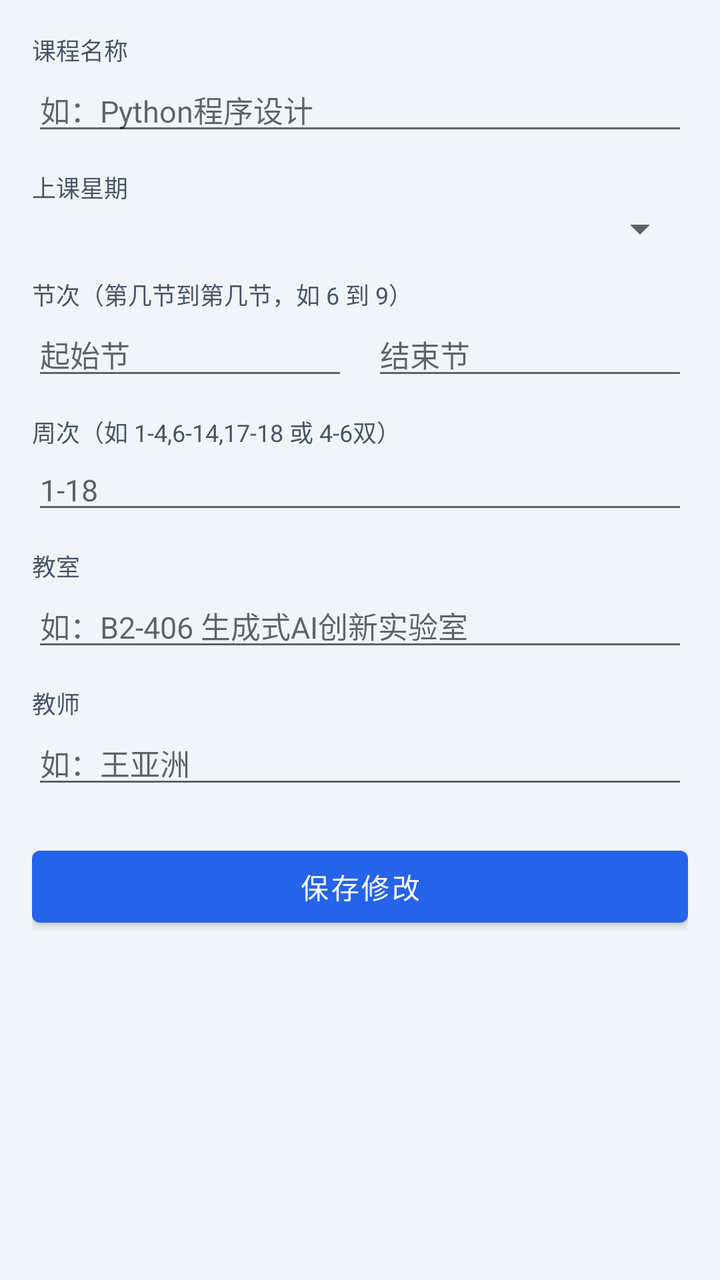
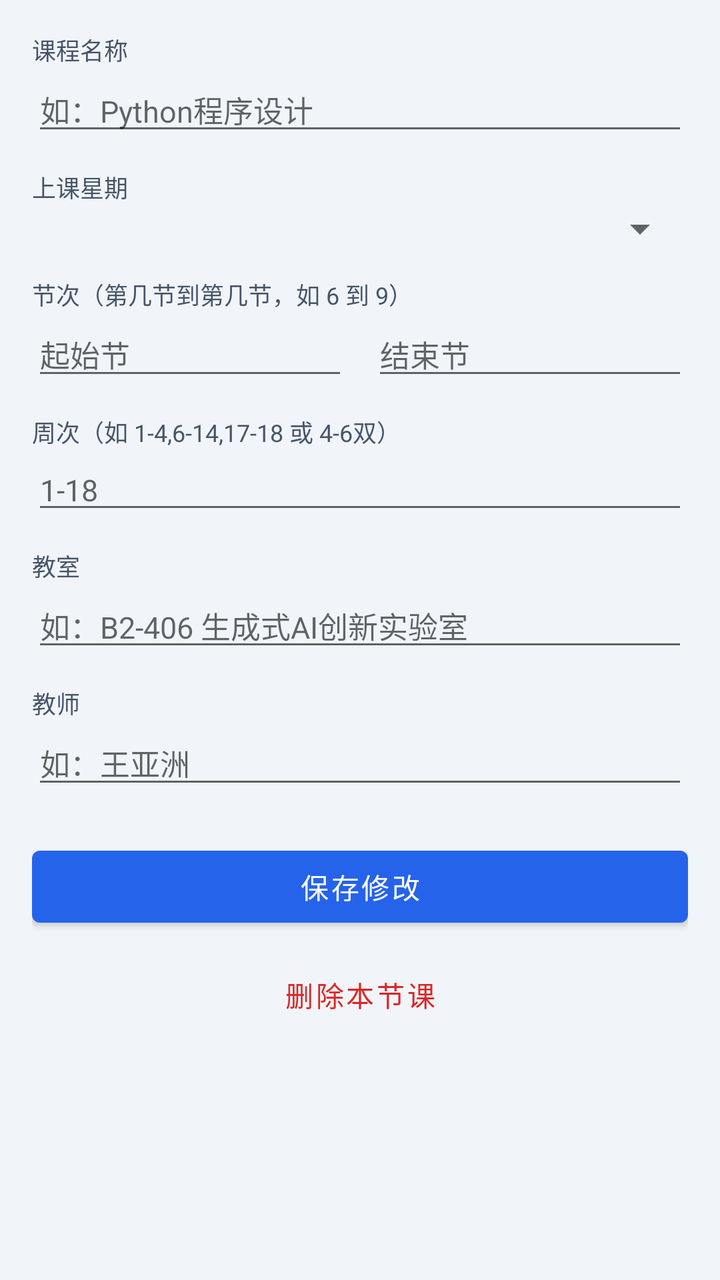

An Android layout rendered at two revisions. The XML below is the earlier revision; the diff shows what the commit changed to produce the second picture.
<!-- AndroidManifest.xml: application theme Theme.Timetable -->
<!-- res/layout/activity_course_edit.xml -->
<?xml version="1.0" encoding="utf-8"?>
<ScrollView xmlns:android="http://schemas.android.com/apk/res/android"
    android:layout_width="match_parent"
    android:layout_height="match_parent"
    android:background="@color/bg">

    <LinearLayout
        android:layout_width="match_parent"
        android:layout_height="wrap_content"
        android:orientation="vertical"
        android:padding="16dp">

        <TextView
            android:layout_width="wrap_content"
            android:layout_height="wrap_content"
            android:text="课程名称"
            android:textColor="@color/ink2"
            android:textSize="12sp" />

        <EditText
            android:id="@+id/etName"
            android:layout_width="match_parent"
            android:layout_height="wrap_content"
            android:hint="如：Python程序设计"
            android:inputType="text"
            android:textSize="15sp" />

        <TextView
            android:layout_width="wrap_content"
            android:layout_height="wrap_content"
            android:layout_marginTop="12dp"
            android:text="上课星期"
            android:textColor="@color/ink2"
            android:textSize="12sp" />

        <Spinner
            android:id="@+id/spDay"
            android:layout_width="match_parent"
            android:layout_height="wrap_content" />

        <TextView
            android:layout_width="wrap_content"
            android:layout_height="wrap_content"
            android:layout_marginTop="12dp"
            android:text="节次（第几节到第几节，如 6 到 9）"
            android:textColor="@color/ink2"
            android:textSize="12sp" />

        <LinearLayout
            android:layout_width="match_parent"
            android:layout_height="wrap_content"
            android:orientation="horizontal">

            <EditText
                android:id="@+id/etStart"
                android:layout_width="0dp"
                android:layout_height="wrap_content"
                android:layout_weight="1"
                android:inputType="number"
                android:hint="起始节"
                android:textSize="15sp" />

            <EditText
                android:id="@+id/etEnd"
                android:layout_width="0dp"
                android:layout_height="wrap_content"
                android:layout_weight="1"
                android:layout_marginLeft="12dp"
                android:inputType="number"
                android:hint="结束节"
                android:textSize="15sp" />
        </LinearLayout>

        <TextView
            android:layout_width="wrap_content"
            android:layout_height="wrap_content"
            android:layout_marginTop="12dp"
            android:text="周次（如 1-4,6-14,17-18 或 4-6双）"
            android:textColor="@color/ink2"
            android:textSize="12sp" />

        <EditText
            android:id="@+id/etWeeks"
            android:layout_width="match_parent"
            android:layout_height="wrap_content"
            android:hint="1-18"
            android:textSize="15sp" />

        <TextView
            android:layout_width="wrap_content"
            android:layout_height="wrap_content"
            android:layout_marginTop="12dp"
            android:text="教室"
            android:textColor="@color/ink2"
            android:textSize="12sp" />

        <EditText
            android:id="@+id/etLoc"
            android:layout_width="match_parent"
            android:layout_height="wrap_content"
            android:hint="如：B2-406 生成式AI创新实验室"
            android:textSize="15sp" />

        <TextView
            android:layout_width="wrap_content"
            android:layout_height="wrap_content"
            android:layout_marginTop="12dp"
            android:text="教师"
            android:textColor="@color/ink2"
            android:textSize="12sp" />

        <EditText
            android:id="@+id/etTeacher"
            android:layout_width="match_parent"
            android:layout_height="wrap_content"
            android:hint="如：王亚洲"
            android:textSize="15sp" />

        <com.google.android.material.button.MaterialButton
            android:id="@+id/btnSave"
            android:layout_width="match_parent"
            android:layout_height="wrap_content"
            android:layout_marginTop="20dp"
            android:text="保存修改" />
    </LinearLayout>
</ScrollView>
<!-- resources referenced by this layout -->
<resources>
  <color name="bg">#F1F5F9</color>
  <color name="ink2">#475569</color>
  <style name="Theme.Timetable" parent="Theme.MaterialComponents.Light.NoActionBar">
          <item name="colorPrimary">@color/primary</item>
          <item name="colorPrimaryDark">@color/primary_dark</item>
          <item name="colorAccent">@color/accent</item>
          <item name="android:statusBarColor">@color/primary</item>
          <item name="android:windowBackground">@color/bg</item>
      </style>
  <color name="primary">#2563EB</color>
  <color name="primary_dark">#1D4ED8</color>
  <color name="accent">#0891B2</color>
</resources>

<!-- the commit's change to res/layout/activity_course_edit.xml (unified diff, before → after) -->
@@ -122,5 +122,14 @@
             android:layout_height="wrap_content"
             android:layout_marginTop="20dp"
             android:text="保存修改" />
+
+        <com.google.android.material.button.MaterialButton
+            android:id="@+id/btnDelete"
+            style="@style/Widget.MaterialComponents.Button.TextButton"
+            android:layout_width="match_parent"
+            android:layout_height="wrap_content"
+            android:layout_marginTop="6dp"
+            android:text="删除本节课"
+            android:textColor="#DC2626" />
     </LinearLayout>
 </ScrollView>
